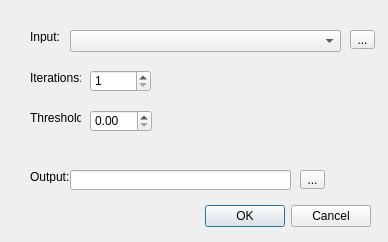
The window that PPI_dialog_base.ui (Gustavoohs/PPI) describes before a commit, drawn with Qt 5.
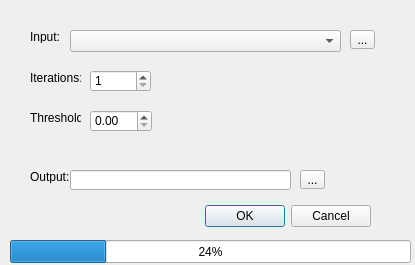
The same window after the commit.

What changed in the file:
```diff
--- a/PPI_dialog_base.ui
+++ b/PPI_dialog_base.ui
@@ -6,8 +6,8 @@
    <rect>
     <x>0</x>
     <y>0</y>
-    <width>388</width>
-    <height>242</height>
+    <width>415</width>
+    <height>265</height>
    </rect>
   </property>
   <property name="windowTitle">
@@ -153,6 +153,19 @@
     <string>...</string>
    </property>
   </widget>
+  <widget class="QProgressBar" name="progressBar">
+   <property name="geometry">
+    <rect>
+     <x>10</x>
+     <y>240</y>
+     <width>401</width>
+     <height>23</height>
+    </rect>
+   </property>
+   <property name="value">
+    <number>24</number>
+   </property>
+  </widget>
  </widget>
  <resources/>
  <connections>
```
